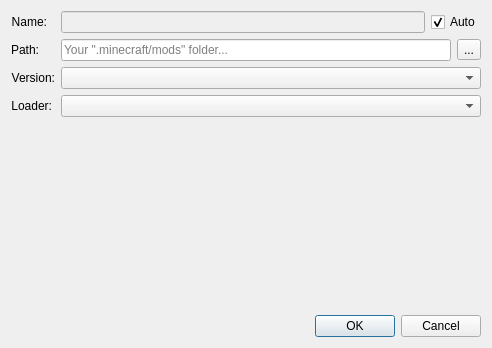
Qt form src/ui/local/localmodpathsettingsdialog.ui (kaniol-lck/modmanager) before a commit.
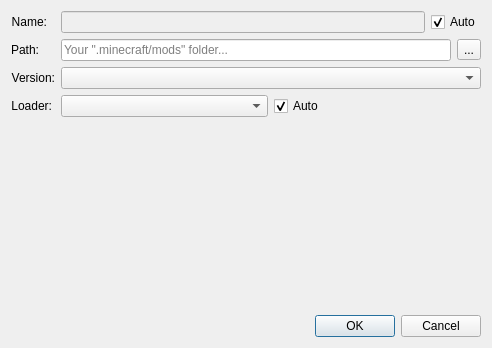
The same form after that commit. Icons and pictures are not drawn.

Commit message: auto loader type for adding modpath

What changed in the file:
```diff
--- a/src/ui/local/localmodpathsettingsdialog.ui
+++ b/src/ui/local/localmodpathsettingsdialog.ui
@@ -13,8 +13,8 @@
   <property name="windowTitle">
    <string>Local Mod Path Settings</string>
   </property>
-  <layout class="QGridLayout" name="gridLayout">
-   <item row="0" column="0">
+  <layout class="QVBoxLayout" name="verticalLayout">
+   <item>
     <layout class="QFormLayout" name="formLayout">
      <item row="0" column="0">
       <widget class="QLabel" name="label_4">
@@ -133,11 +133,25 @@
       </widget>
      </item>
      <item row="3" column="1">
-      <widget class="QComboBox" name="loaderSelect"/>
+      <layout class="QHBoxLayout" name="horizontalLayout_4">
+       <item>
+        <widget class="QComboBox" name="loaderSelect"/>
+       </item>
+       <item>
+        <widget class="QCheckBox" name="autoLoaderType">
+         <property name="text">
+          <string>Auto</string>
+         </property>
+         <property name="checked">
+          <bool>true</bool>
+         </property>
+        </widget>
+       </item>
+      </layout>
      </item>
     </layout>
    </item>
-   <item row="1" column="0">
+   <item>
     <spacer name="verticalSpacer">
      <property name="orientation">
       <enum>Qt::Vertical</enum>
@@ -150,7 +164,7 @@
      </property>
     </spacer>
    </item>
-   <item row="2" column="0">
+   <item>
     <widget class="QDialogButtonBox" name="buttonBox">
      <property name="orientation">
       <enum>Qt::Horizontal</enum>
```
The commit also changes 7 other files.
